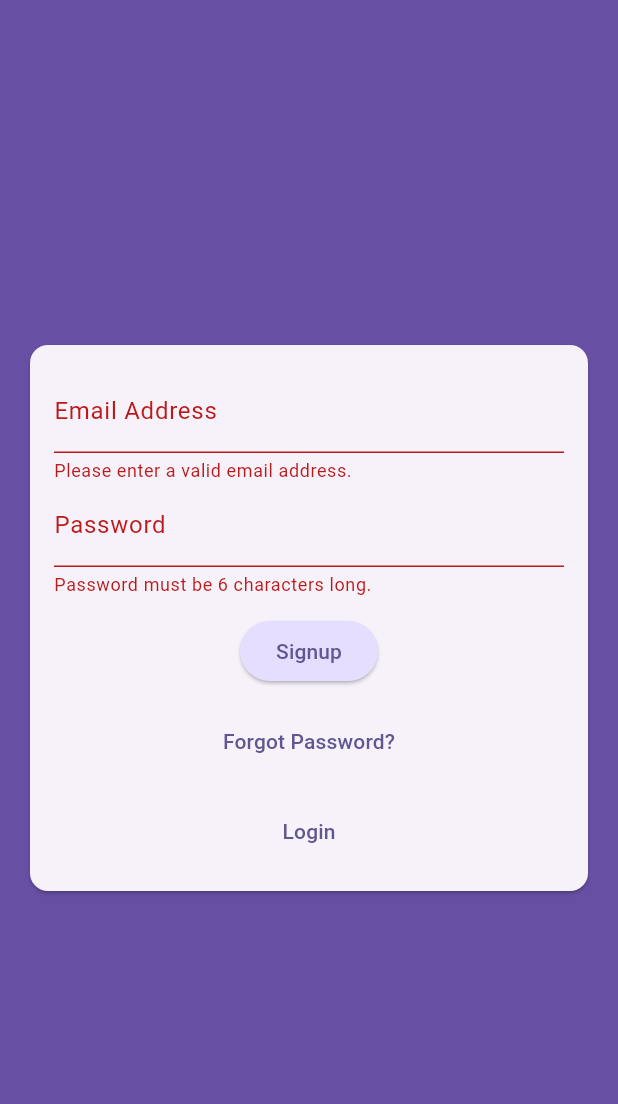
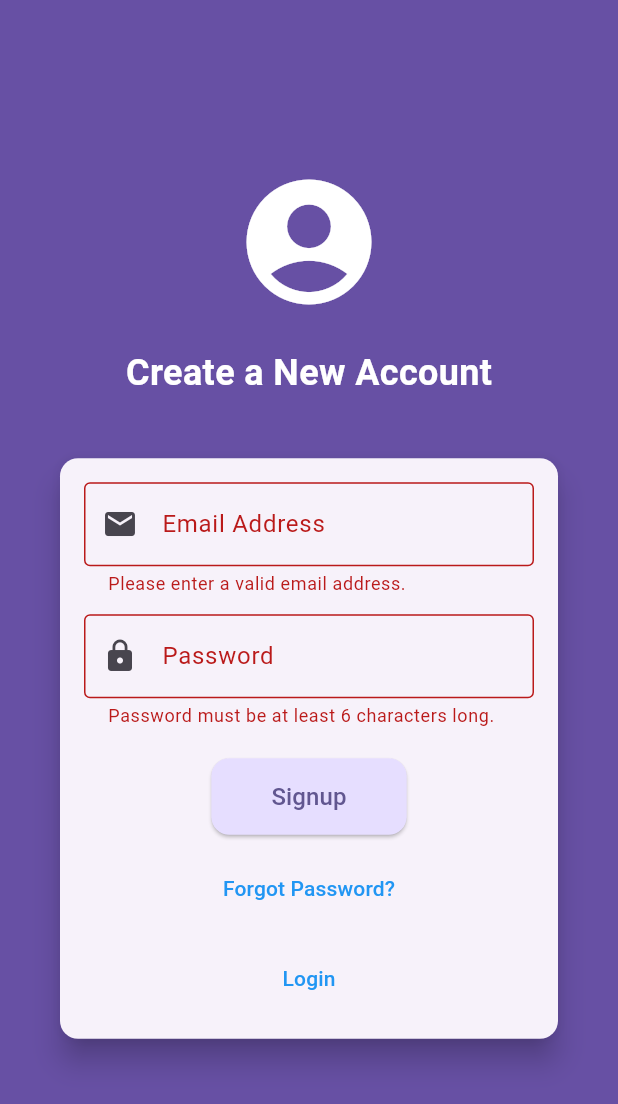
Before and after one commit to Guru-raghav3245/trip_app, a Flutter app: the screen it shows after launch, after a tap on "Login", after a tap on "Create an Account", on a phone screen of 412 x 824 dp. Shown: the top 1104 px of the screen. Run offline on Flutter 3.47's test engine with Material 3 defaults, Android fonts, the phone set to English and light mode, and no system bars; our stand-ins replace cloud_firestore, firebase_auth, firebase_core, flutter_riverpod, image_picker; missing offline and left inert: currency_picker; accounts and stored records are empty.

Commit message:
ui update in auth screen

```diff
--- a/lib/screens/auth_screen/auth_screen.dart
+++ b/lib/screens/auth_screen/auth_screen.dart
@@ -21,7 +21,6 @@ class _AuthScreenState extends State<AuthScreen> {
   var _enteredPassword = '';
   var _isAuthenticating = false;
 
-  // Submit form
   void _submit() async {
     final isValid = _form.currentState!.validate();
 
@@ -48,20 +47,17 @@ class _AuthScreenState extends State<AuthScreen> {
           password: _enteredPassword,
         );
 
-        // Store user details in Firestore without username
         await FirebaseFirestore.instance
             .collection('users')
-            .doc(userCredentials.user!.uid) // Use the UID as the document ID
+            .doc(userCredentials.user!.uid)
             .set({
-          'email': _enteredEmail.toLowerCase(), // Store email in lowercase
+          'email': _enteredEmail.toLowerCase(),
         });
       }
     } on FirebaseAuthException catch (error) {
       if (error.code == 'email-already-in-use') {
         ScaffoldMessenger.of(context).showSnackBar(
-          SnackBar(
-              content: Text(
-                  'This email is already in use. Please try another one.')),
+          SnackBar(content: Text('This email is already in use. Please try another one.')),
         );
       } else {
         ScaffoldMessenger.of(context).showSnackBar(
@@ -83,9 +79,26 @@ class _AuthScreenState extends State<AuthScreen> {
           child: Column(
             mainAxisAlignment: MainAxisAlignment.center,
             children: [
+              Padding(
+                padding: const EdgeInsets.all(20.0),
+                child: Column(
+                  children: [
+                    // Add Logo or App Name here
+                    const Icon(Icons.account_circle, size: 100, color: Colors.white),
+                    const SizedBox(height: 20),
+                    Text(
+                      _isLogin ? 'Login to Your Account' : 'Create a New Account',
+                      style: TextStyle(
+                        fontSize: 24,
+                        fontWeight: FontWeight.bold,
+                        color: Colors.white,
+                      ),
+                    ),
+                    const SizedBox(height: 20),
                     Card(
+                      elevation: 8,
                       margin: const EdgeInsets.all(20),
-                child: SingleChildScrollView(
+                      shape: RoundedRectangleBorder(borderRadius: BorderRadius.circular(12)),
                       child: Padding(
                         padding: const EdgeInsets.all(16),
                         child: Form(
@@ -93,17 +106,17 @@ class _AuthScreenState extends State<AuthScreen> {
                           child: Column(
                             mainAxisSize: MainAxisSize.min,
                             children: [
-                          // Email field always shown
+                              // Email field with Icon
                               TextFormField(
                                 decoration: const InputDecoration(
                                   labelText: 'Email Address',
+                                  prefixIcon: Icon(Icons.email),
+                                  border: OutlineInputBorder(),
                                 ),
                                 autocorrect: false,
                                 textCapitalization: TextCapitalization.none,
                                 validator: (value) {
-                              if (value == null ||
-                                  value.trim().isEmpty ||
-                                  !value.contains('@')) {
+                                  if (value == null || value.trim().isEmpty || !value.contains('@')) {
                                     return 'Please enter a valid email address.';
                                   }
                                   return null;
@@ -112,15 +125,18 @@ class _AuthScreenState extends State<AuthScreen> {
                                   _enteredEmail = value!;
                                 },
                               ),
-                          // Password field
+                              const SizedBox(height: 12),
+                              // Password field with Icon
                               TextFormField(
                                 decoration: const InputDecoration(
                                   labelText: 'Password',
+                                  prefixIcon: Icon(Icons.lock),
+                                  border: OutlineInputBorder(),
                                 ),
                                 obscureText: true,
                                 validator: (value) {
                                   if (value == null || value.trim().length < 6) {
-                                return 'Password must be 6 characters long.';
+                                    return 'Password must be at least 6 characters long.';
                                   }
                                   return null;
                                 },
@@ -128,33 +144,30 @@ class _AuthScreenState extends State<AuthScreen> {
                                   _enteredPassword = value!;
                                 },
                               ),
-                          const SizedBox(height: 12),
+                              const SizedBox(height: 20),
                               // Show loading spinner during authentication
-                          if (_isAuthenticating) CircularProgressIndicator(),
+                              if (_isAuthenticating) const CircularProgressIndicator(),
                               if (!_isAuthenticating)
                                 ElevatedButton(
                                   onPressed: _submit,
                                   style: ElevatedButton.styleFrom(
-                                backgroundColor: Theme.of(context)
-                                    .colorScheme
-                                    .primaryContainer,
+                                    shape: RoundedRectangleBorder(borderRadius: BorderRadius.circular(12)),
+                                    padding: const EdgeInsets.symmetric(vertical: 14, horizontal: 40),
+                                    backgroundColor: Theme.of(context).colorScheme.primaryContainer,
                                   ),
-                              child: Text(_isLogin ? 'Login' : 'Signup'),
+                                  child: Text(_isLogin ? 'Login' : 'Signup', style: TextStyle(fontSize: 16)),
                                 ),
                               const SizedBox(height: 12),
                               // Forgot password button
                               if (!_isAuthenticating)
                                 TextButton(
                                   onPressed: () {
-                                // Navigate to ForgotPasswordScreen
                                     Navigator.push(
                                       context,
-                                  MaterialPageRoute(
-                                    builder: (context) => ResetPasswordScreen(),
-                                  ),
+                                      MaterialPageRoute(builder: (context) => ResetPasswordScreen()),
                                     );
                                   },
-                              child: const Text('Forgot Password?'),
+                                  child: const Text('Forgot Password?', style: TextStyle(color: Colors.blue)),
                                 ),
                               const SizedBox(height: 12),
                               // Toggle between Login and Signup
@@ -163,18 +176,21 @@ class _AuthScreenState extends State<AuthScreen> {
                                   onPressed: () {
                                     setState(() {
                                       _isLogin = !_isLogin;
-                                  _enteredEmail =
-                                      ''; // Clear email and password on toggle
+                                      _enteredEmail = '';
                                       _enteredPassword = '';
                                     });
                                   },
                                   child: Text(
-                                  _isLogin ? 'Create an Account' : 'Login'),
+                                    _isLogin ? 'Create an Account' : 'Login',
+                                    style: TextStyle(color: Colors.blue),
+                                  ),
                                 ),
                             ],
                           ),
                         ),
                       ),
+                    ),
+                  ],
                 ),
               ),
             ],
```
Also changed, not shown: 2 other files. Lines whose indentation alone changed are shown as unchanged.
